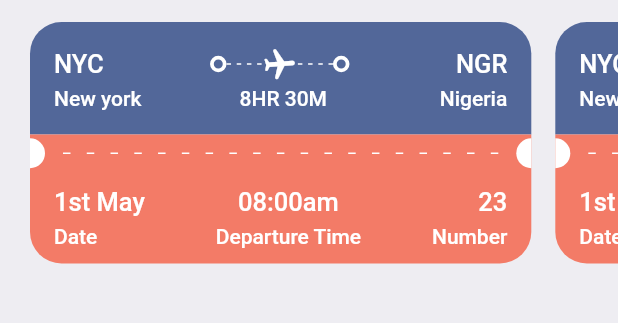
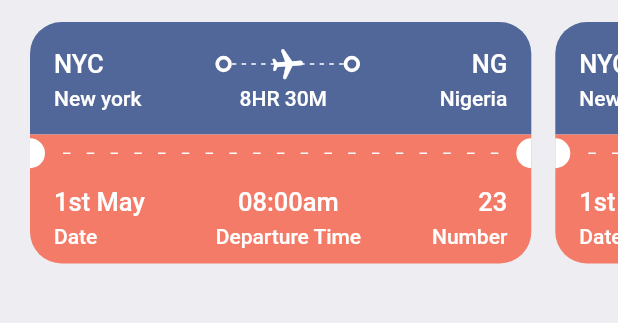
Before and after one commit to iyamujoshua/Flight_app, a Flutter app: the Homescreen screen opened directly, on a phone screen of 412 x 824 dp, the part 350-673 px from its top. Run offline on Flutter 3.47's test engine with Material 2 defaults, Android fonts, the phone set to English and light mode, and no system bars; our stand-ins replace gap.

Commit message:
ticket ui completed

```diff
--- a/lib/ticket_view.dart
+++ b/lib/ticket_view.dart
@@ -62,7 +62,7 @@ decoration: const BoxDecoration(
 
                       Thickcontainer(),
                        Expanded(child: Container()),
-                       Text("NGR",
+                       Text("NG",
                       style: style.headLineStyle3.copyWith(color: Colors.white),),
                     ],
                   ),
```
